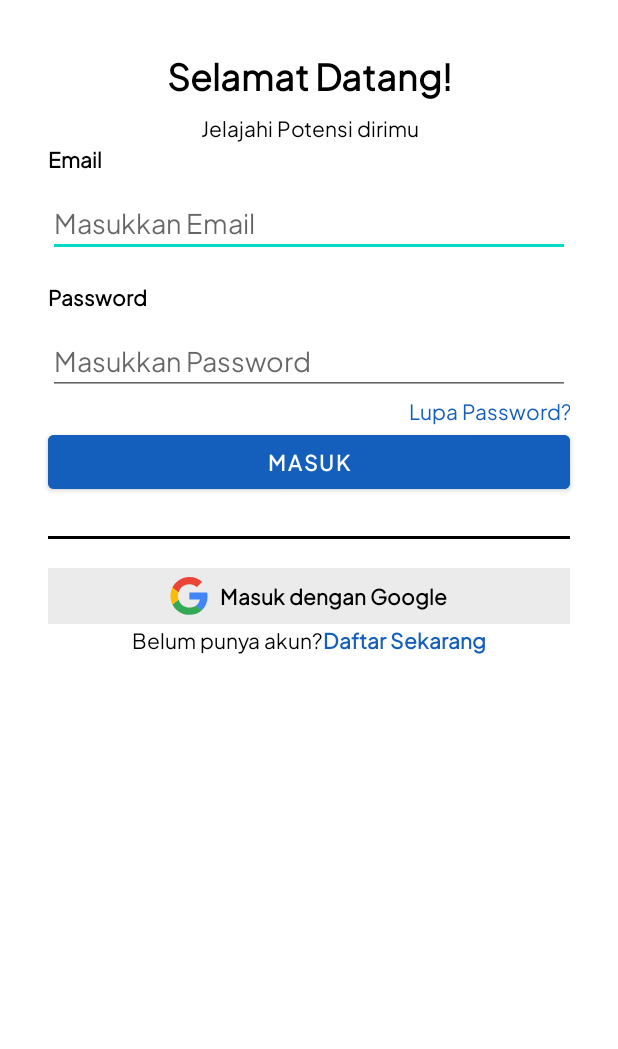
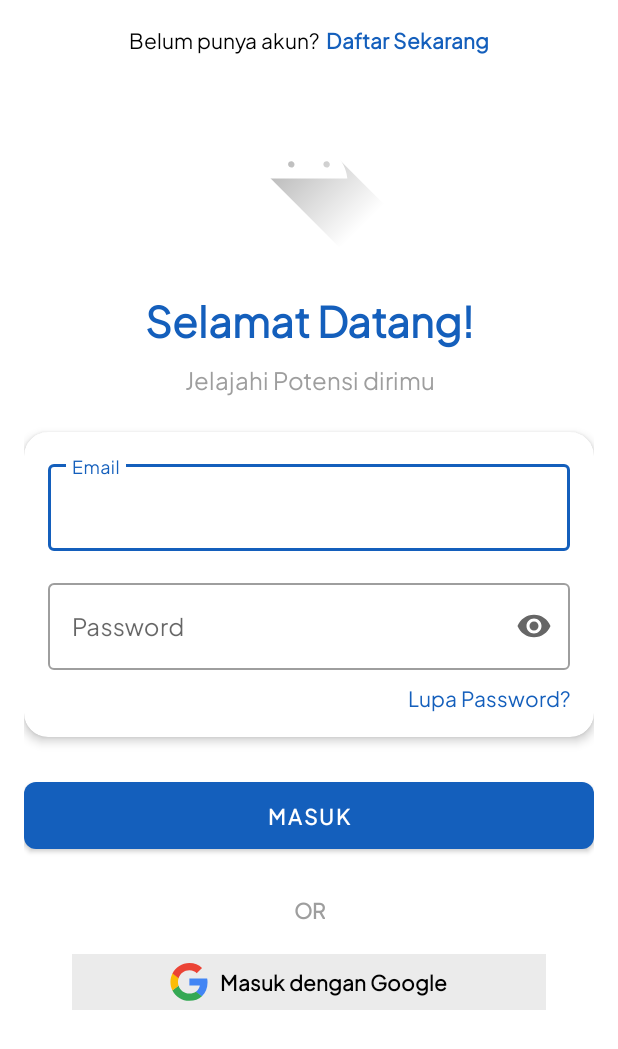
Before and after one commit to PathXplorer-C242-PS289/PathXplorer, an Android app: the screen it shows after launch (LoginActivity), on a phone screen of 412 x 824 dp. Shown: the top 1049 px of the screen. Run offline under Robolectric (Android 15) with nearby library versions, the phone set to English and light mode, and no system bars; our stand-ins replace CircleImageView, Firebase (no records; nobody signed in at launch, a user with empty details on screens opened directly), navigation-ui.

Commit message:
update MaterialView

```diff
--- a/app/build.gradle.kts
+++ b/app/build.gradle.kts
@@ -7,7 +7,7 @@ plugins {
 }
 
 val client_id_auth_firebasse = gradleLocalProperties(rootDir, providers)
-    .getProperty("FIREBASE_CLIENT_ID") ?: ""
+    .getProperty("FIREBASE_CLIENT_ID") ?: "452839772583-pi86o1u0gl7cs6gu9qamaad8utdnrd8n.apps.googleusercontent.com"
 
 android {
     namespace = "com.example.pathxplorer"
@@ -92,4 +92,8 @@ dependencies {
     implementation("androidx.credentials:credentials:1.2.2")
     implementation("androidx.credentials:credentials-play-services-auth:1.2.2")
     implementation("com.google.android.libraries.identity.googleid:googleid:1.1.1")
+
+    //Material Design
+    implementation("com.google.android.material:material:1.4.0")
+
 }
--- a/app/src/main/java/com/example/pathxplorer/MainActivity.kt
+++ b/app/src/main/java/com/example/pathxplorer/MainActivity.kt
@@ -15,7 +15,6 @@ import androidx.navigation.ui.setupActionBarWithNavController
 import androidx.navigation.ui.setupWithNavController
 import com.example.pathxplorer.databinding.ActivityMainBinding
 import com.example.pathxplorer.ui.auth.LoginActivity
-import org.w3c.dom.Text
 
 class MainActivity : AppCompatActivity() {
 
--- a/app/src/main/java/com/example/pathxplorer/ui/account/AccountFragment.kt
+++ b/app/src/main/java/com/example/pathxplorer/ui/account/AccountFragment.kt
@@ -1,6 +1,5 @@
 package com.example.pathxplorer.ui.account
 
-import android.content.Intent
 import android.os.Bundle
 import androidx.fragment.app.Fragment
 import android.view.LayoutInflater
@@ -39,7 +38,6 @@ class AccountFragment : Fragment() {
         inflater: LayoutInflater, container: ViewGroup?,
         savedInstanceState: Bundle?
     ): View {
-        // Inflate the layout for this fragment
 
         _binding = FragmentAccountBinding.inflate(inflater, container, false)
         val view = binding.root
--- a/app/src/main/java/com/example/pathxplorer/ui/utils/adapter/ListAdapterWebinar.kt
+++ b/app/src/main/java/com/example/pathxplorer/ui/utils/adapter/ListAdapterWebinar.kt
@@ -8,14 +8,12 @@ import android.widget.TextView
 import androidx.recyclerview.widget.RecyclerView
 import com.example.pathxplorer.R
 import com.example.pathxplorer.ui.utils.Webinar
-import com.example.pathxplorer.ui.utils.adapter.CarouselAdapter.CarouselViewHolder
-import com.example.pathxplorer.ui.utils.adapter.ListAdapterWebinar.ListViewHolder
 
 class ListAdapterWebinar(private val listWebinar: ArrayList<Webinar>): RecyclerView.Adapter<ListAdapterWebinar.ListViewHolder>() {
     class ListViewHolder(itemView: View): RecyclerView.ViewHolder(itemView) {
-        val ivImage: ImageView = itemView.findViewById(R.id.iv_webinar_poster)
-        val tvWebinarDate: TextView = itemView.findViewById(R.id.tv_webinar_date)
-        val tvWebinarTitle: TextView = itemView.findViewById(R.id.tv_webinar_title)
+        val ivImage: ImageView = itemView.findViewById(R.id.iv_major_or_campus_image)
+        val tvWebinarDate: TextView = itemView.findViewById(R.id.tv_faculty_or_campus_location)
+        val tvWebinarTitle: TextView = itemView.findViewById(R.id.tv_major_or_campus_name)
     }
 
     override fun onCreateViewHolder(parent: ViewGroup, viewType: Int): ListViewHolder {
--- a/app/src/main/res/layout/activity_login.xml
+++ b/app/src/main/res/layout/activity_login.xml
@@ -1,24 +1,40 @@
 <?xml version="1.0" encoding="utf-8"?>
-<androidx.constraintlayout.widget.ConstraintLayout xmlns:android="http://schemas.android.com/apk/res/android"
+<ScrollView xmlns:android="http://schemas.android.com/apk/res/android"
     xmlns:app="http://schemas.android.com/apk/res-auto"
     xmlns:tools="http://schemas.android.com/tools"
     android:id="@+id/main"
     android:layout_width="match_parent"
     android:layout_height="match_parent"
+    android:background="@color/white"
     tools:context=".ui.auth.LoginActivity">
+
+    <androidx.constraintlayout.widget.ConstraintLayout
+        android:layout_width="match_parent"
+        android:layout_height="wrap_content"
+        android:padding="16dp">
+
+        <com.google.android.material.imageview.ShapeableImageView
+            android:id="@+id/iv_logo"
+            android:layout_width="120dp"
+            android:layout_height="120dp"
+            android:layout_marginTop="32dp"
+            android:src="@drawable/ic_launcher_foreground"
+            app:layout_constraintEnd_toEndOf="parent"
+            app:layout_constraintStart_toStartOf="parent"
+            app:layout_constraintTop_toTopOf="parent"
+            app:shapeAppearanceOverlay="@style/CircleImageView"/>
 
         <TextView
             android:id="@+id/tv_welcome"
             android:layout_width="match_parent"
             android:layout_height="wrap_content"
-        android:layout_marginTop="32dp"
+            android:layout_marginTop="24dp"
             android:gravity="center"
             android:text="@string/welcome"
-        android:textSize="24sp"
+            android:textSize="28sp"
             android:textStyle="bold"
-        app:layout_constraintEnd_toEndOf="@+id/tv_explore"
-        app:layout_constraintStart_toStartOf="parent"
-        app:layout_constraintTop_toTopOf="parent" />
+            android:textColor="@color/blue_700"
+            app:layout_constraintTop_toBottomOf="@id/iv_logo"/>
 
         <TextView
             android:id="@+id/tv_explore"
@@ -27,104 +43,89 @@
             android:layout_marginTop="8dp"
             android:gravity="center"
             android:text="@string/explore_your_potential"
-        app:layout_constraintEnd_toEndOf="parent"
-        app:layout_constraintHorizontal_bias="0.0"
-        app:layout_constraintStart_toStartOf="parent"
-        app:layout_constraintTop_toBottomOf="@+id/tv_welcome" />
+            android:textSize="16sp"
+            android:textColor="@color/gray_700"
+            app:layout_constraintTop_toBottomOf="@+id/tv_welcome"/>
 
-    <androidx.constraintlayout.widget.ConstraintLayout
-        android:id="@+id/ll_login"
+        <com.google.android.material.card.MaterialCardView
+            android:id="@+id/card_login"
             android:layout_width="match_parent"
             android:layout_height="wrap_content"
-        android:layout_marginStart="32dp"
-        android:layout_marginEnd="32dp"
+            android:layout_marginTop="24dp"
+            app:cardCornerRadius="16dp"
+            app:cardElevation="4dp"
+            app:layout_constraintTop_toBottomOf="@id/tv_explore">
+
+            <LinearLayout
+                android:layout_width="match_parent"
+                android:layout_height="wrap_content"
                 android:orientation="vertical"
-        app:layout_constraintEnd_toEndOf="parent"
-        app:layout_constraintHorizontal_bias="1.0"
-        app:layout_constraintStart_toStartOf="parent"
-        app:layout_constraintTop_toBottomOf="@+id/tv_explore">
+                android:padding="16dp">
 
-        <TextView
-            android:id="@+id/label_email"
-            android:layout_width="wrap_content"
+                <com.google.android.material.textfield.TextInputLayout
+                    android:id="@+id/til_email"
+                    style="@style/Widget.MaterialComponents.TextInputLayout.OutlinedBox"
+                    android:layout_width="match_parent"
                     android:layout_height="wrap_content"
-            android:text="@string/email"
-            android:textStyle="bold"
-            app:layout_constraintStart_toStartOf="parent"
-            app:layout_constraintTop_toTopOf="parent" />
+                    android:hint="@string/email">
 
-        <EditText
+                    <com.google.android.material.textfield.TextInputEditText
                         android:id="@+id/edt_email"
                         android:layout_width="match_parent"
                         android:layout_height="wrap_content"
-            android:layout_marginTop="8dp"
-            android:hint="@string/insert_email"
-            android:importantForAutofill="no"
-            android:inputType="textEmailAddress"
-            app:layout_constraintEnd_toEndOf="parent"
-            app:layout_constraintStart_toStartOf="parent"
-            app:layout_constraintTop_toBottomOf="@+id/label_email" />
+                        android:inputType="textEmailAddress"/>
+                </com.google.android.material.textfield.TextInputLayout>
 
-        <TextView
-            android:id="@+id/label_password"
-            android:layout_width="wrap_content"
+                <com.google.android.material.textfield.TextInputLayout
+                    android:id="@+id/til_password"
+                    style="@style/Widget.MaterialComponents.TextInputLayout.OutlinedBox"
+                    android:layout_width="match_parent"
                     android:layout_height="wrap_content"
                     android:layout_marginTop="16dp"
-            android:text="@string/password"
-            android:textStyle="bold"
-            app:layout_constraintStart_toStartOf="parent"
-            app:layout_constraintTop_toBottomOf="@+id/edt_email" />
+                    android:hint="@string/password"
+                    app:endIconMode="password_toggle">
 
-        <EditText
+                    <com.google.android.material.textfield.TextInputEditText
                         android:id="@+id/edt_password"
                         android:layout_width="match_parent"
                         android:layout_height="wrap_content"
-            android:layout_marginTop="8dp"
-            android:hint="@string/insert_password"
-            android:importantForAutofill="no"
-            android:inputType="textPassword"
-            app:layout_constraintEnd_toEndOf="parent"
-            app:layout_constraintStart_toStartOf="parent"
-            app:layout_constraintTop_toBottomOf="@+id/label_password" />
+                        android:inputType="textPassword"/>
+                </com.google.android.material.textfield.TextInputLayout>
 
                 <TextView
                     android:id="@+id/tv_forgot_password"
-            android:layout_width="match_parent"
+                    style="@style/BlueAnchor"
+                    android:layout_width="wrap_content"
                     android:layout_height="wrap_content"
-            android:gravity="end"
-            style="@style/BlueAnchor"
-            android:text="@string/forgot_password"
-            app:layout_constraintEnd_toEndOf="parent"
-            app:layout_constraintStart_toStartOf="parent"
-            app:layout_constraintTop_toBottomOf="@+id/edt_password" />
+                    android:layout_gravity="end"
+                    android:layout_marginTop="8dp"
+                    android:text="@string/forgot_password"/>
 
-    </androidx.constraintlayout.widget.ConstraintLayout>
+            </LinearLayout>
+        </com.google.android.material.card.MaterialCardView>
 
-    <Button
+        <com.google.android.material.button.MaterialButton
             android:id="@+id/btn_login"
             android:layout_width="match_parent"
             android:layout_height="wrap_content"
-        android:layout_marginStart="32dp"
-        android:layout_marginEnd="32dp"
+            android:layout_marginTop="24dp"
+            android:paddingVertical="12dp"
             android:text="@string/login"
             android:textStyle="bold"
-        android:backgroundTint="@color/blue_700"
-        android:textColor="@color/white"
+            app:cornerRadius="8dp"
+            app:layout_constraintTop_toBottomOf="@id/card_login"/>
+
+        <TextView
+            android:id="@+id/tv_or"
+            android:layout_width="wrap_content"
+            android:layout_height="wrap_content"
+            android:layout_marginTop="24dp"
+            android:text="OR"
+            android:textStyle="bold"
+            android:textColor="@color/gray_700"
             app:layout_constraintEnd_toEndOf="parent"
             app:layout_constraintStart_toStartOf="parent"
-        app:layout_constraintTop_toBottomOf="@+id/ll_login" />
-
-    <View
-        android:id="@+id/view"
-        android:layout_width="match_parent"
-        android:layout_height="2dp"
-        android:layout_marginStart="32dp"
-        android:layout_marginTop="25dp"
-        android:layout_marginEnd="32dp"
-        android:background="@color/black"
-        app:layout_constraintEnd_toEndOf="parent"
-        app:layout_constraintStart_toStartOf="parent"
-        app:layout_constraintTop_toBottomOf="@+id/btn_login" />
+            app:layout_constraintTop_toBottomOf="@id/btn_login"/>
 
         <LinearLayout
             android:id="@+id/btn_login_google"
@@ -140,7 +141,7 @@
             app:layout_constraintEnd_toEndOf="parent"
             app:layout_constraintHorizontal_bias="0.0"
             app:layout_constraintStart_toStartOf="parent"
-        app:layout_constraintTop_toBottomOf="@+id/view" >
+            app:layout_constraintTop_toBottomOf="@+id/tv_or" >
 
             <ImageView
                 android:layout_width="25sp"
@@ -155,36 +156,34 @@
                 android:textSize="14sp"
                 android:textStyle="bold"
                 android:textColor="@color/black"
-            android:text="@string/login_with_google"/>
+                android:text="@string/signin_with_google"/>
 
         </LinearLayout>
 
         <LinearLayout
-        android:layout_width="match_parent"
+            android:layout_width="wrap_content"
             android:layout_height="wrap_content"
-        android:layout_marginStart="32dp"
-        android:layout_marginEnd="32dp"
+            android:layout_marginTop="24dp"
             android:orientation="horizontal"
-        android:gravity="center_horizontal"
             app:layout_constraintEnd_toEndOf="parent"
             app:layout_constraintStart_toStartOf="parent"
-        app:layout_constraintTop_toBottomOf="@+id/btn_login_google">
+            app:layout_constraintTop_toBottomOf="@+id/btn_signup_google">
 
             <TextView
                 android:layout_width="wrap_content"
                 android:layout_height="wrap_content"
                 android:text="@string/dont_have_account"
-            android:textSize="14sp" />
+                android:textSize="14sp"/>
 
             <TextView
                 android:id="@+id/tv_daftar"
+                style="@style/BlueAnchor.Bold"
                 android:layout_width="wrap_content"
                 android:layout_height="wrap_content"
-            style="@style/BlueAnchor.Bold"
+                android:layout_marginStart="4dp"
                 android:text="@string/signin_now"
-            android:textSize="14sp"
-            android:textStyle="bold" />
-
+                android:textSize="14sp"/>
         </LinearLayout>
 
     </androidx.constraintlayout.widget.ConstraintLayout>
+</ScrollView>
--- a/app/src/main/res/layout/activity_otpverification.xml
+++ b/app/src/main/res/layout/activity_otpverification.xml
@@ -50,7 +50,7 @@
             android:layout_height="40dp"
             android:background="@drawable/bg_rounded"
             android:gravity="center"
-            android:hint="******"
+            android:hint="@string/hidepass"
             android:importantForAutofill="no"
             android:inputType="textEmailAddress"
             app:layout_constraintBottom_toBottomOf="parent"
--- a/app/src/main/res/layout/card_carousel.xml
+++ b/app/src/main/res/layout/card_carousel.xml
@@ -1,7 +1,7 @@
 <?xml version="1.0" encoding="utf-8"?>
-<androidx.cardview.widget.CardView xmlns:android="http://schemas.android.com/apk/res/android"
+<com.google.android.material.card.MaterialCardView
+    xmlns:android="http://schemas.android.com/apk/res/android"
     xmlns:app="http://schemas.android.com/apk/res-auto"
-    xmlns:tools="http://schemas.android.com/tools"
     android:layout_width="200dp"
     android:layout_height="wrap_content"
     app:cardCornerRadius="4dp"
@@ -60,4 +60,4 @@
 
     </androidx.constraintlayout.widget.ConstraintLayout>
 
-</androidx.cardview.widget.CardView>
+</com.google.android.material.card.MaterialCardView>
--- a/app/src/main/res/values/strings.xml
+++ b/app/src/main/res/values/strings.xml
@@ -88,4 +88,5 @@ By using our app, you consent to the terms of this Privacy Policy.
     <string name="send">Kirim</string>
     <string name="article">Article</string>
     <string name="kebijakan_privasi">Kebijakan Privasi</string>
+    <string name="hidepass">******</string>
 </resources>
--- /dev/null
+++ b/app/src/main/res/values/styles.xml
@@ -0,0 +1,13 @@
+<?xml version="1.0" encoding="utf-8"?>
+<resources>
+    <style name="CircleImageView" parent="ShapeAppearance.Material3.SmallComponent">
+        <item name="cornerFamily">rounded</item>
+        <item name="cornerSize">50%</item>
+    </style>
+
+    <style name="ShapeAppearance.Material3.Corner.Top" parent="ShapeAppearance.Material3.SmallComponent">
+        <item name="cornerFamily">rounded</item>
+        <item name="cornerSizeTopLeft">8dp</item>
+        <item name="cornerSizeTopRight">8dp</item>
+    </style>
+</resources>
--- a/gradle/libs.versions.toml
+++ b/gradle/libs.versions.toml
@@ -1,5 +1,5 @@
 [versions]
-agp = "8.7.1"
+agp = "8.7.2"
 kotlin = "1.9.24"
 coreKtx = "1.13.1"
 junit = "4.13.2"
```
Also changed, not shown: app/src/main/java/com/example/pathxplorer/ui/auth/LoginActivity.kt (+5 -13 lines), app/src/main/java/com/example/pathxplorer/ui/auth/SignupActivity.kt (+4 -11 lines), app/src/main/res/layout/activity_new_password.xml (+76 -83 lines), app/src/main/res/layout/activity_signup.xml (+80 -111 lines), app/src/main/res/layout/card_campus_major.xml (+6 -3 lines), app/src/main/res/layout/card_webinar.xml (+45 -49 lines). Lines whose indentation alone changed are shown as unchanged.
